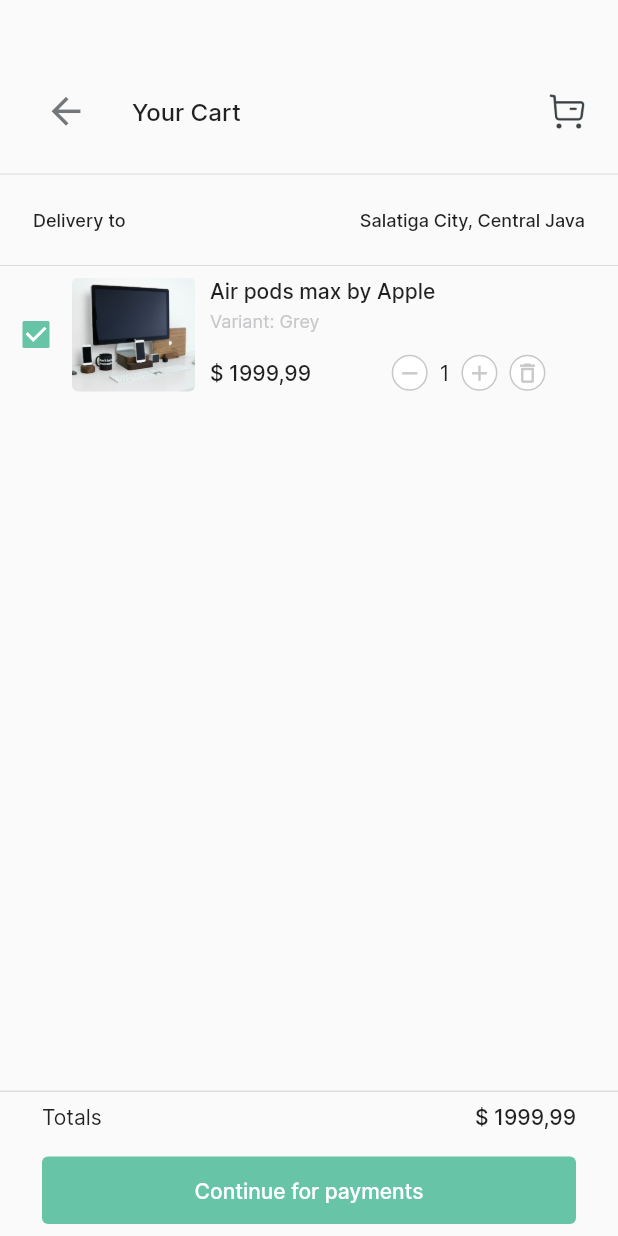
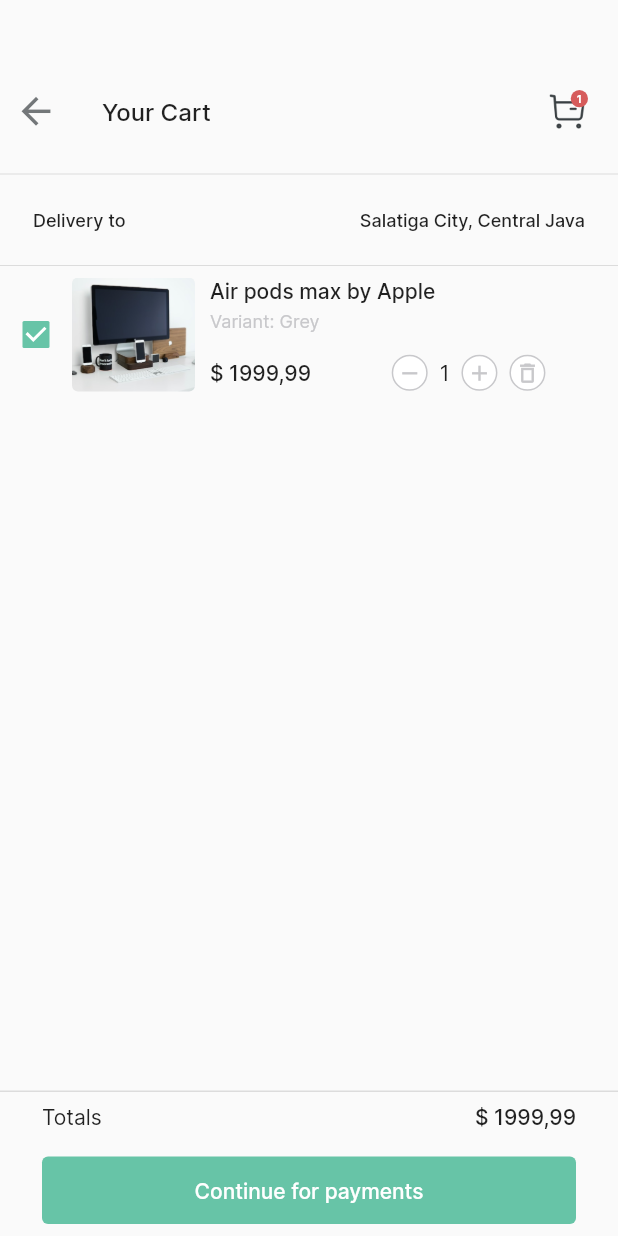
Before and after one commit to Cindy-dev/ecommerce_app, a Flutter app: the ECCartScreen screen opened directly, on a phone screen of 412 x 824 dp. Run offline on Flutter 3.47's test engine with Material 2 defaults, Android fonts, the phone set to English and light mode, and no system bars.

Commit message:
cart count size bannerdesign

```diff
--- a/lib/e-commerce_app/ui/widgets/ec_home_widget/ec_cart_banner.dart
+++ b/lib/e-commerce_app/ui/widgets/ec_home_widget/ec_cart_banner.dart
@@ -1,8 +1,25 @@
+import 'package:flutter/material.dart';
+import 'package:flutter_app_ui/e-commerce_app/util/e_commerce_colors.dart';
+
 class ECCartBanner extends StatelessWidget {
   const ECCartBanner({Key? key}) : super(key: key);
 
   @override
   Widget build(BuildContext context) {
-    return Container();
+    return Container(
+      height: 11.5,
+      width: 11.5,
+      alignment: Alignment.center,
+      decoration: const BoxDecoration(
+        shape: BoxShape.circle,
+        color: EcommerceColors.red
+      ),
+      child: const Text("1", style: TextStyle(
+        fontWeight: FontWeight.w700,
+        fontSize: 7,
+        color: EcommerceColors.white,
+        fontFamily: "Inter"
+      ),),
+    );
   }
 }
--- a/lib/e-commerce_app/ui/widgets/ec_home_widget/ec_cart_header.dart
+++ b/lib/e-commerce_app/ui/widgets/ec_home_widget/ec_cart_header.dart
@@ -1,6 +1,8 @@
 import 'package:flutter/material.dart';
 
 import '../../../util/e_commerce_colors.dart';
+import '../../../util/navigators.dart';
+import 'ec_cart_banner.dart';
 
 class ECCartHeader extends StatelessWidget {
   const ECCartHeader({Key? key}) : super(key: key);
@@ -8,14 +10,16 @@
   @override
   Widget build(BuildContext context) {
     return Padding(
-      padding: const EdgeInsets.only(left: 20, right: 20, top: 50, bottom: 10),
+      padding: const EdgeInsets.only(left: 0, right: 20, top: 50, bottom: 10),
       child: Row(
         mainAxisAlignment: MainAxisAlignment.spaceBetween,
         children: [
           Row(
             children: [
               IconButton(
-                onPressed: () {},
+                highlightColor: Colors.transparent,
+                focusColor: Colors.transparent,
+                onPressed: () => navigatePop(context),
                 icon: Icon(
                   Icons.arrow_back,
                   size: 29,
@@ -35,10 +39,15 @@
               ),
             ],
           ),
-          Image.asset(
-            "assets/e_commerce_app/e_commerce_image/Buy.png",
-            scale: 4,
-          ),
+           Stack(
+              children: [
+                Image.asset(
+                  "assets/e_commerce_app/e_commerce_image/Buy.png",
+                  scale: 4,
+                ),
+                const Positioned(right: 0, child: ECCartBanner()),
+              ],
+            ),
         ],
       ),
     );
```
Also changed, not shown: lib/e-commerce_app/ui/widgets/ec_home_widget/ec_details_header.dart (+13 -3 lines), lib/e-commerce_app/ui/widgets/ec_home_widget/ec_search_header.dart (+14 -3 lines), lib/e-commerce_app/ui/widgets/ec_home_widget/ecommerce_home_screen_header.dart (+14 -3 lines).
